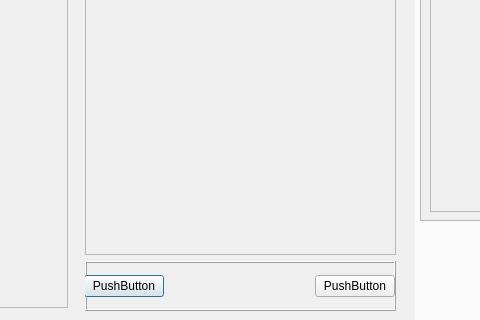
The window that NewMe/homepage.ui (SorasitWang/QtTutorial) describes before a commit, drawn with Qt 5; both pictures show x 262 to 742 and y 237 to 557 of the 1011 by 557 pixel window.
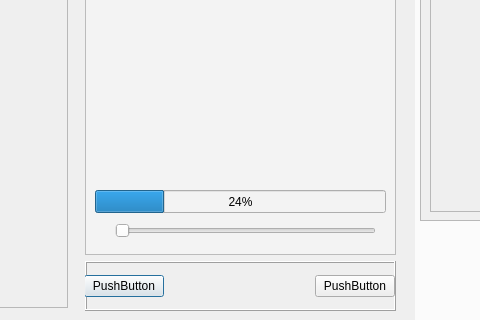
The same window after the commit.

Commit message: [NewMe] init progress bar

What changed in the file:
```diff
--- a/NewMe/homepage.ui
+++ b/NewMe/homepage.ui
@@ -79,12 +79,51 @@
              <verstretch>0</verstretch>
             </sizepolicy>
            </property>
+           <property name="styleSheet">
+            <string notr="true">
+background-color: rgb(243, 243, 243);</string>
+           </property>
            <property name="frameShape">
             <enum>QFrame::StyledPanel</enum>
            </property>
            <property name="frameShadow">
             <enum>QFrame::Raised</enum>
            </property>
+           <widget class="QSlider" name="slideProgress">
+            <property name="geometry">
+             <rect>
+              <x>30</x>
+              <y>450</y>
+              <width>261</width>
+              <height>22</height>
+             </rect>
+            </property>
+            <property name="orientation">
+             <enum>Qt::Horizontal</enum>
+            </property>
+           </widget>
+           <widget class="QProgressBar" name="progressBar">
+            <property name="geometry">
+             <rect>
+              <x>10</x>
+              <y>420</y>
+              <width>291</width>
+              <height>23</height>
+             </rect>
+            </property>
+            <property name="value">
+             <number>24</number>
+            </property>
+            <property name="textVisible">
+             <bool>true</bool>
+            </property>
+            <property name="invertedAppearance">
+             <bool>false</bool>
+            </property>
+            <property name="textDirection">
+             <enum>QProgressBar::TopToBottom</enum>
+            </property>
+           </widget>
           </widget>
          </item>
          <item>
```
Left out of the diff: 19 changed lines with no effect on the pictures. The commit also changes 6 other files.
